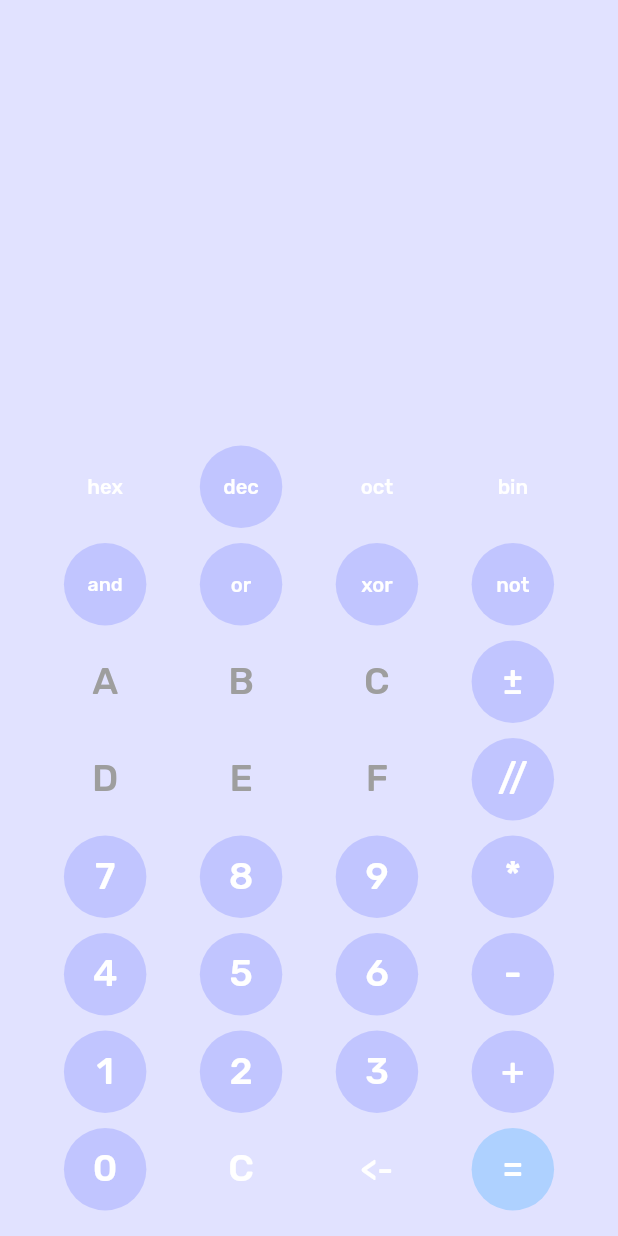
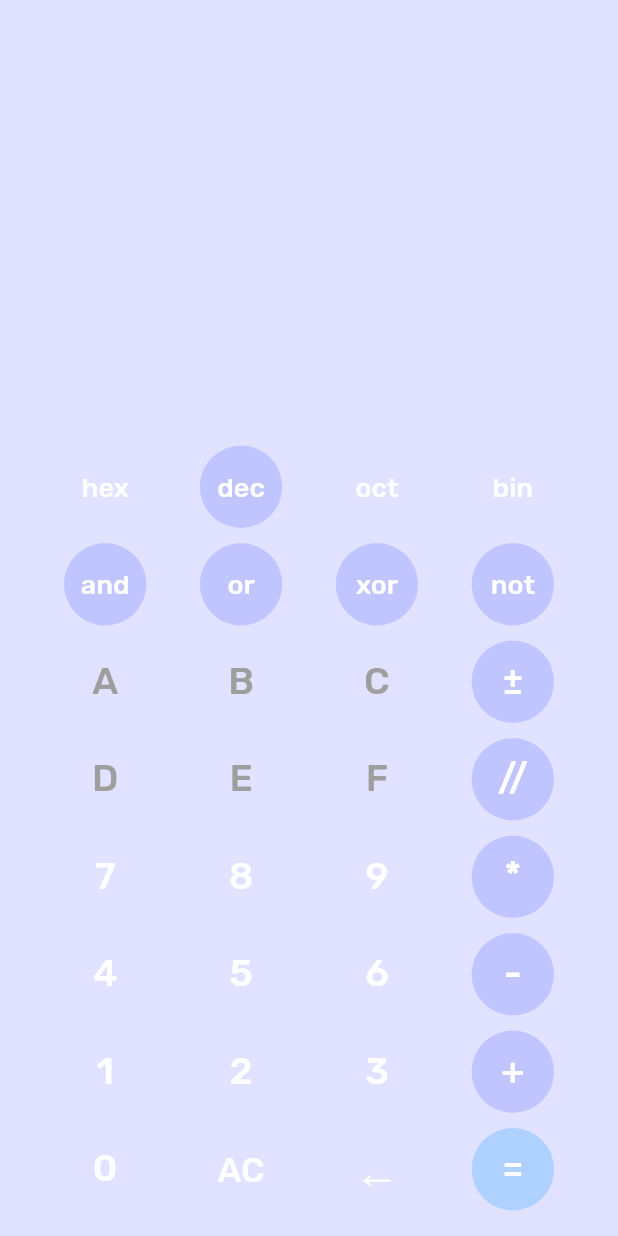
Before and after one commit to neoruien/binary-calculator, a Flutter app: the screen it shows after launch, on a phone screen of 412 x 824 dp. Run offline on Flutter 3.47's test engine with Material 2 defaults, Android fonts, the phone set to English and light mode, and no system bars; our stand-ins replace google_fonts.

Commit message:
Adjust button style

```diff
--- a/lib/components/calcButton.dart
+++ b/lib/components/calcButton.dart
@@ -23,7 +23,7 @@ class CalcButton extends StatelessWidget {
   Widget build(BuildContext context) {
 
     final ButtonStyle flatButtonStyle = TextButton.styleFrom(
-      primary: Colors.white,
+      primary: Color(textColor),
       backgroundColor: Color(fillColor),
       onSurface: Colors.grey,
       shape: RoundedRectangleBorder(
--- a/lib/main.dart
+++ b/lib/main.dart
@@ -273,25 +273,25 @@ class _CalcAppState extends State<CalcApp> {
                 children: <Widget>[
                   CalcButton(
                     text: 'hex',
-                    textSize: 13.5,
+                    textSize: 18,
                     fillColor: _radix == 16 ? Constants.SECONDARY_COLOR : 0x00,
                     method: changeMode,
                   ),
                   CalcButton(
                     text: 'dec',
-                    textSize: 13.5,
+                    textSize: 18,
                     fillColor: _radix == 10 ? Constants.SECONDARY_COLOR : 0x00,
                     method: changeMode,
                   ),
                   CalcButton(
                     text: 'oct',
-                    textSize: 13.5,
+                    textSize: 18,
                     fillColor: _radix == 8 ? Constants.SECONDARY_COLOR : 0x00,
                     method: changeMode,
                   ),
                   CalcButton(
                     text: 'bin',
-                    textSize: 13.5,
+                    textSize: 18,
                     fillColor: _radix == 2 ? Constants.SECONDARY_COLOR : 0x00,
                     method: changeMode,
                   ),
@@ -302,25 +302,25 @@ class _CalcAppState extends State<CalcApp> {
                 children: <Widget>[
                   CalcButton(
                     text: 'and',
-                    textSize: 13,
+                    textSize: 18,
                     fillColor: Constants.SECONDARY_COLOR,
                     method: enterBinaryOperator,
                   ),
                   CalcButton(
                     text: 'or',
-                    textSize: 13.5,
+                    textSize: 18,
                     fillColor: Constants.SECONDARY_COLOR,
                     method: enterBinaryOperator,
                   ),
                   CalcButton(
                     text: 'xor',
-                    textSize: 13.5,
+                    textSize: 18,
                     fillColor: Constants.SECONDARY_COLOR,
                     method: enterBinaryOperator,
                   ),
                   CalcButton(
                     text: 'not',
-                    textSize: 13.5,
+                    textSize: 18,
                     fillColor: Constants.SECONDARY_COLOR,
                     method: enterUnaryOperator,
                   ),
@@ -331,19 +331,16 @@ class _CalcAppState extends State<CalcApp> {
                 children: <Widget>[
                   CalcButton(
                     text: 'A',
-                    fillColor: _radix == 16 ? Constants.SECONDARY_COLOR : 0x00,
                     condition: _radix == 16,
                     method: enterNumber,
                   ),
                   CalcButton(
                     text: 'B',
-                    fillColor: _radix == 16 ? Constants.SECONDARY_COLOR : 0x00,
                     condition: _radix == 16,
                     method: enterNumber,
                   ),
                   CalcButton(
                     text: 'C',
-                    fillColor: _radix == 16 ? Constants.SECONDARY_COLOR : 0x00,
                     condition: _radix == 16,
                     method: enterNumber,
                   ),
@@ -359,19 +356,16 @@ class _CalcAppState extends State<CalcApp> {
                 children: <Widget>[
                   CalcButton(
                     text: 'D',
-                    fillColor: _radix == 16 ? Constants.SECONDARY_COLOR : 0x00,
                     condition: _radix == 16,
                     method: enterNumber,
                   ),
                   CalcButton(
                     text: 'E',
-                    fillColor: _radix == 16 ? Constants.SECONDARY_COLOR : 0x00,
                     condition: _radix == 16,
                     method: enterNumber,
                   ),
                   CalcButton(
                     text: 'F',
-                    fillColor: _radix == 16 ? Constants.SECONDARY_COLOR : 0x00,
                     condition: _radix == 16,
                     method: enterNumber,
                   ),
@@ -387,19 +381,16 @@ class _CalcAppState extends State<CalcApp> {
                 children: <Widget>[
                   CalcButton(
                     text: '7',
-                    fillColor: _radix >= 8 ? Constants.SECONDARY_COLOR : 0x00,
                     condition: _radix >= 8,
                     method: enterNumber,
                   ),
                   CalcButton(
                     text: '8',
-                    fillColor: _radix >= 10 ? Constants.SECONDARY_COLOR : 0x00,
                     condition: _radix >= 10,
                     method: enterNumber,
                   ),
                   CalcButton(
                     text: '9',
-                    fillColor: _radix >= 10 ? Constants.SECONDARY_COLOR : 0x00,
                     condition: _radix >= 10,
                     method: enterNumber,
                   ),
@@ -415,19 +406,16 @@ class _CalcAppState extends State<CalcApp> {
                 children: <Widget>[
                   CalcButton(
                     text: '4',
-                    fillColor: _radix >= 8 ? Constants.SECONDARY_COLOR : 0x00,
                     condition: _radix >= 8,
                     method: enterNumber,
                   ),
                   CalcButton(
                     text: '5',
-                    fillColor: _radix >= 8 ? Constants.SECONDARY_COLOR : 0x00,
                     condition: _radix >= 8,
                     method: enterNumber,
                   ),
                   CalcButton(
                     text: '6',
-                    fillColor: _radix >= 8 ? Constants.SECONDARY_COLOR : 0x00,
                     condition: _radix >= 8,
                     method: enterNumber,
                   ),
@@ -443,18 +431,15 @@ class _CalcAppState extends State<CalcApp> {
                 children: <Widget>[
                   CalcButton(
                     text: '1',
-                    fillColor: Constants.SECONDARY_COLOR,
                     method: enterNumber,
                   ),
                   CalcButton(
                     text: '2',
-                    fillColor: _radix >= 8 ? Constants.SECONDARY_COLOR : 0x00,
                     condition: _radix >= 8,
                     method: enterNumber,
                   ),
                   CalcButton(
                     text: '3',
-                    fillColor: _radix >= 8 ? Constants.SECONDARY_COLOR : 0x00,
                     condition: _radix >= 8,
                     method: enterNumber,
                   ),
@@ -470,16 +455,16 @@ class _CalcAppState extends State<CalcApp> {
                 children: <Widget>[
                   CalcButton(
                     text: '0',
-                    fillColor: Constants.SECONDARY_COLOR,
                     method: enterNumber,
                   ),
                   CalcButton(
-                    text: 'C',
+                    text: 'AC',
+                    textSize: 23,
                     method: clear,
                   ),
                   CalcButton(
-                    text: '<-',
-                    textSize: 22,
+                    text: '←',
+                    textSize: 30,
                     method: delete,
                   ),
                   CalcButton(
--- a/lib/util/constants.dart
+++ b/lib/util/constants.dart
@@ -1,3 +1,4 @@
 const int BACKGROUND_COLOR = 0x23282FFF;
+const int TERTIARY_COLOR = 0xA2F7FFFF;
 const int SECONDARY_COLOR = 0x2D2E40FF;
 const int PRIMARY_COLOR = 0x655FB7FF;
```
